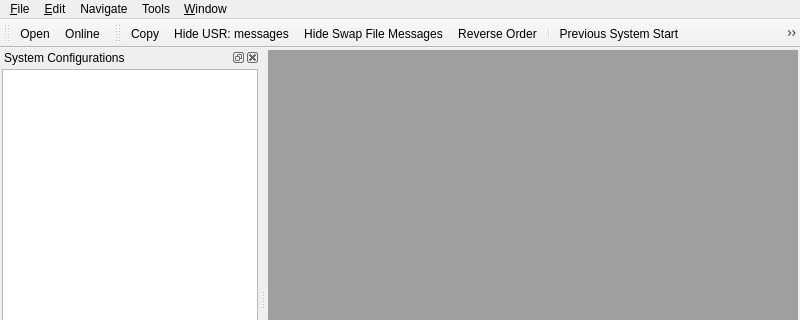
This is cs8LogFileViewer/forms/mainwindow.ui in vdg1/cs8Tools as Qt 5 draws it before an edit; both pictures show x 0 to 800 and y 0 to 320 of the 800 by 600 pixel window. The edited form follows.
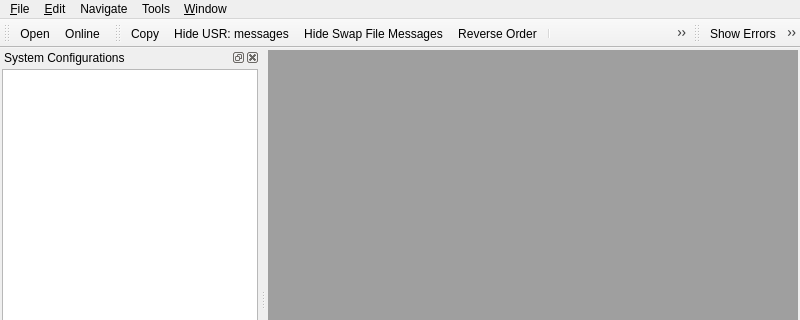
This is the edited form. Icons and pictures are not drawn. Custom widgets are drawn as their Qt base class.

Commit message: Added icons to filter functions

What changed in the file:
```diff
--- a/cs8LogFileViewer/forms/mainwindow.ui
+++ b/cs8LogFileViewer/forms/mainwindow.ui
@@ -178,10 +178,6 @@
    <addaction name="actionNext_System_Start"/>
    <addaction name="actionScroll_to_Bottom"/>
    <addaction name="actionOpen_Machine_File"/>
-   <addaction name="separator"/>
-   <addaction name="actionShow_Errors"/>
-   <addaction name="actionShow_Warnings"/>
-   <addaction name="actionShow_Information"/>
   </widget>
   <widget class="QDockWidget" name="dockWidget_2">
    <attribute name="dockWidgetArea">
@@ -207,6 +203,20 @@
     </layout>
    </widget>
   </widget>
+  <widget class="QToolBar" name="toolBarCS9Filters">
+   <property name="windowTitle">
+    <string>toolBar</string>
+   </property>
+   <attribute name="toolBarArea">
+    <enum>TopToolBarArea</enum>
+   </attribute>
+   <attribute name="toolBarBreak">
+    <bool>false</bool>
+   </attribute>
+   <addaction name="actionShow_Errors"/>
+   <addaction name="actionShow_Warnings"/>
+   <addaction name="actionShow_Information"/>
+  </widget>
   <action name="actOpen">
    <property name="icon">
     <iconset resource="../../../Icons/resources.qrc">
```
Left out of the diff: 20 changed lines with no effect on the pictures. The commit also changes 4 other files.
